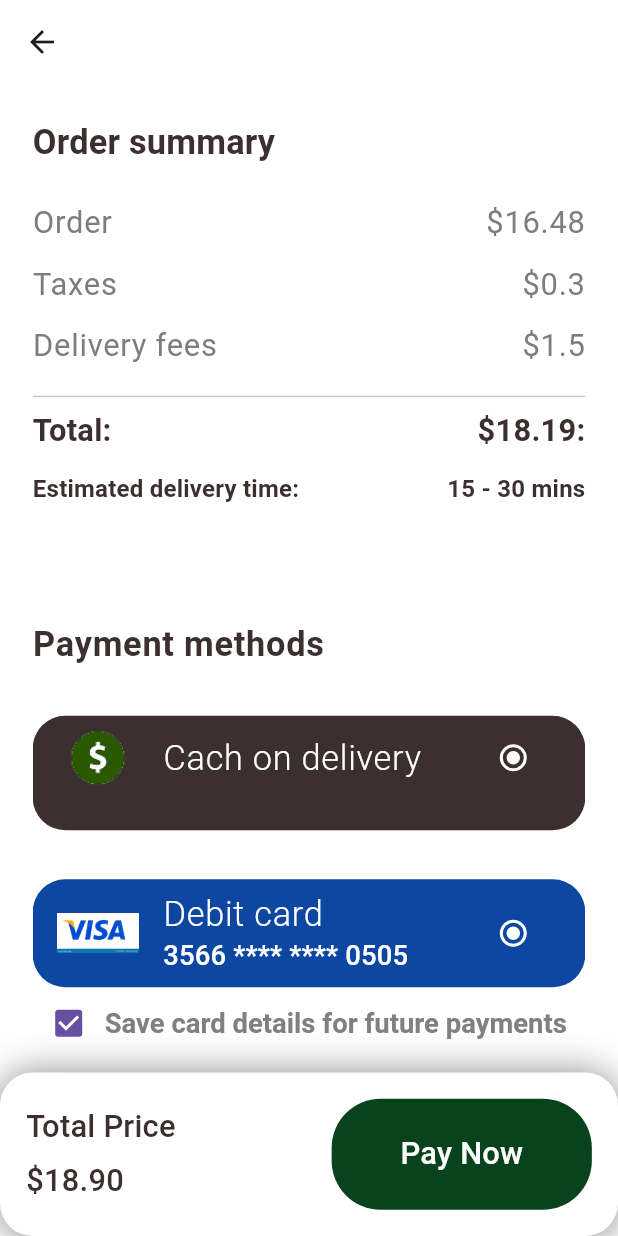
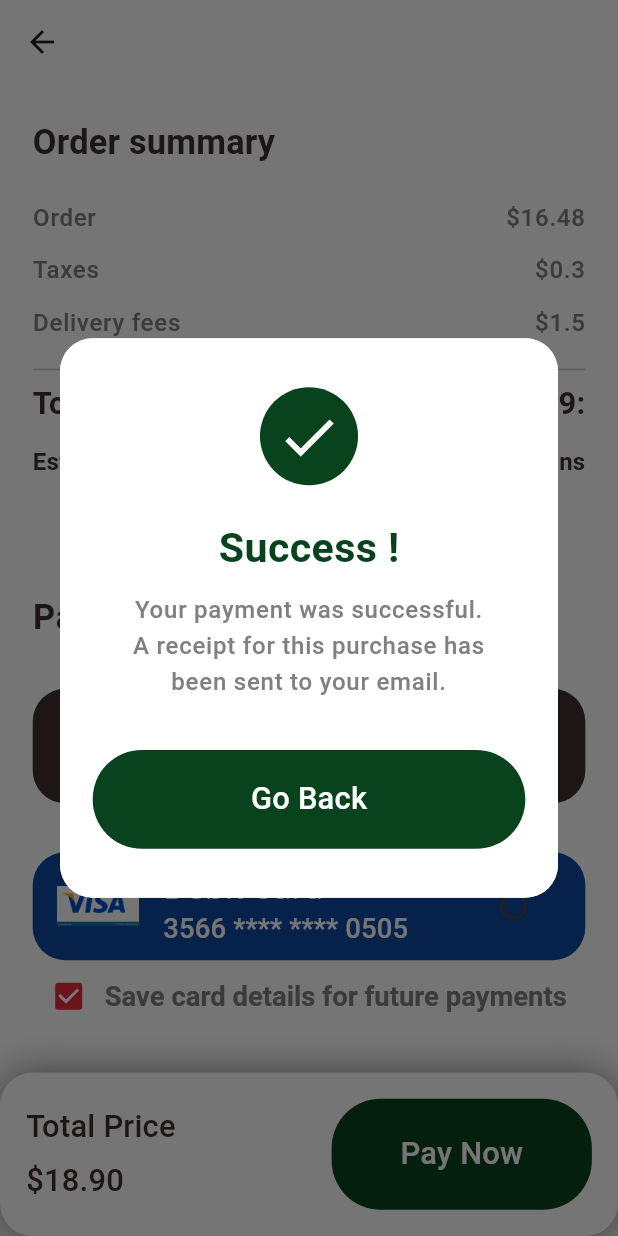
Before and after one commit to mark15382358/Mr.burger, a Flutter app: the CheckoutView screen opened directly, after a tap on "Pay Now", on a phone screen of 412 x 824 dp. Run offline on Flutter 3.47's test engine with Material 3 defaults, Android fonts, the phone set to English and light mode, and no system bars; our stand-ins replace flutter_screenutil, flutter_svg; project files that could hold a hidden picture were left out.

Commit message:
"make some changes in UI

```diff
--- a/lib/checkout/view/checkout_view.dart
+++ b/lib/checkout/view/checkout_view.dart
@@ -1,11 +1,19 @@
+import 'package:flutter/cupertino.dart';
 import 'package:flutter/material.dart';
 import 'package:mr_burger/checkout/widgets/custom_checkout_text.dart';
+import 'package:mr_burger/checkout/widgets/success_dialog.dart';
 import 'package:mr_burger/core/constants/app_colors.dart';
 import 'package:mr_burger/core/constants/app_sizes.dart';
 import 'package:mr_burger/features/shared/custom_button.dart';
 
-class CheckoutView extends StatelessWidget {
-  const CheckoutView({super.key});
+class CheckoutView extends StatefulWidget {
+  CheckoutView({super.key});
+  @override
+  State<CheckoutView> createState() => _CheckoutViewState();
+}
+
+class _CheckoutViewState extends State<CheckoutView> {
+  String selectedMethod = "cash";
 
   @override
   Widget build(BuildContext context) {
@@ -47,16 +55,11 @@ class CheckoutView extends StatelessWidget {
               ),
               CustomButton(
                 onTap: () {
-                  Navigator.of(context).push(
-                    MaterialPageRoute(
-                      builder: (BuildContext context) => CheckoutView(),
-                    ),
-                  );
+                  SuccessDialog.show(context);
                 },
                 title: "Pay Now",
               ),
             ],
-
           ),
         ),
       ),
@@ -133,8 +136,12 @@ class CheckoutView extends StatelessWidget {
                   trailing: Radio<String>(
                     value: "cash",
                     activeColor: AppColors.white,
-                    groupValue: "cash",
-                    onChanged: (value) {},
+                    groupValue: selectedMethod,
+                    onChanged: (value) {
+                      setState(() {
+                        selectedMethod = value!;
+                      });
+                    },
                   ),
                   leading: Image.asset(
                     "assets/images/cash_icon.png",
@@ -157,10 +164,14 @@ class CheckoutView extends StatelessWidget {
                     ),
                   ),
                   trailing: Radio<String>(
-                    value: "cash",
+                    value: "visa",
                     activeColor: AppColors.white,
-                    groupValue: "cash",
-                    onChanged: (value) {},
+                    groupValue: selectedMethod,
+                    onChanged: (value) {
+                      setState(() {
+                        selectedMethod = value!;
+                      });
+                    },
                   ),
                   subtitle: Text(
                     "3566 **** **** 0505",
@@ -176,7 +187,11 @@ class CheckoutView extends StatelessWidget {
               ),
               Row(
                 children: [
-                  Checkbox(value: true, onChanged: (value) {}),
+                  Checkbox(
+                    activeColor: AppColors.red,
+                    value: true,
+                    onChanged: (value) {},
+                  ),
                   Text(
                     "Save card details for future payments",
                     style: Theme.of(
--- /dev/null
+++ b/lib/checkout/widgets/success_dialog.dart
@@ -0,0 +1,65 @@
+import 'package:flutter/material.dart';
+import 'package:mr_burger/core/constants/app_colors.dart';
+import 'package:mr_burger/core/constants/app_sizes.dart';
+import 'package:mr_burger/features/shared/custom_button.dart';
+
+class SuccessDialog {
+  static void show(BuildContext context) {
+    showDialog(
+      context: context,
+      barrierDismissible: false,
+      builder: (BuildContext context) {
+        return Dialog(
+          shape: RoundedRectangleBorder(
+            borderRadius: BorderRadius.circular(AppSizes.r20),
+          ),
+          child: Container(
+            padding: EdgeInsets.all(AppSizes.h20),
+            decoration: BoxDecoration(
+              borderRadius: BorderRadius.circular(AppSizes.r20),
+              color: AppColors.white,
+            ),
+            child: Column(
+              mainAxisSize: MainAxisSize.min,
+              children: [
+                SizedBox(height: AppSizes.h10),
+                CircleAvatar(
+                  radius: AppSizes.r30,
+                  backgroundColor: AppColors.primary,
+                  child: Icon(
+                    Icons.check,
+                    color: AppColors.white,
+                    size: AppSizes.h40,
+                  ),
+                ),
+                SizedBox(height: AppSizes.h20),
+                Text(
+                  "Success !",
+                  style: TextStyle(
+                    fontSize: AppSizes.sp24,
+                    fontWeight: FontWeight.bold,
+                    color: AppColors.primary,
+                  ),
+                ),
+                SizedBox(height: AppSizes.h10),
+                Text(
+                  "Your payment was successful.\nA receipt for this purchase has\nbeen sent to your email.",
+                  textAlign: TextAlign.center,
+                  style: Theme.of(context).textTheme.labelSmall,
+                ),
+                SizedBox(height: AppSizes.h30),
+                CustomButton(
+                  onTap: () {
+                    Navigator.pop(context);
+                  },
+                  title: "Go Back",
+                ),
+                SizedBox(height: AppSizes.h10),
+              ],
+            ),
+          ),
+        );
+      },
+    );
+  }
+}
--- a/lib/core/constants/app_colors.dart
+++ b/lib/core/constants/app_colors.dart
@@ -9,4 +9,5 @@ class AppColors {
   static Color white = Color(0xffFFFFFF);
   static Color blue = Colors.blue.shade900;
   static Color grey = Color(0xff808080);
+  static Color red = Color(0xffEF2A39);
 }
--- a/lib/core/constants/app_sizes.dart
+++ b/lib/core/constants/app_sizes.dart
@@ -23,6 +23,7 @@ class AppSizes {
   static final double h8 = 8.h;
   static final double h10 = 10.h;
   static final double h12 = 12.h;
+  static final double h15 = 15.h;
   static final double h16 = 16.h;
   static final double h20 = 20.h;
   static final double h24 = 24.h;
--- a/lib/core/theme/themeData.dart
+++ b/lib/core/theme/themeData.dart
@@ -44,6 +44,12 @@ ThemeData themeData = ThemeData(
       color: AppColors.secondPrimary,
     ),
     labelSmall: TextStyle(
+      fontSize: AppSizes.sp14,
+      color: AppColors.grey,
+      height: 1.5,
+    ),
+
+    labelLarge: TextStyle(
       fontWeight: FontWeight.w400,
       fontSize: AppSizes.sp18,
       color: AppColors.checkoutPage1,
@@ -53,6 +59,5 @@ ThemeData themeData = ThemeData(
       fontWeight: FontWeight.w600,
       color: AppColors.secondPrimary,
     ),
-
   ),
 );
```
Also changed, not shown: lib/checkout/widgets/success_dialog_widget.dart (deleted, +0 -10 lines), lib/features/auth/view/sign_up_view.dart (+54 -28 lines), lib/features/shared/custom_text_form_field.dart (+6 -5 lines), lib/main.dart (+3 -4 lines), lib/splash_view.dart (+93 -11 lines), 1 other file.
